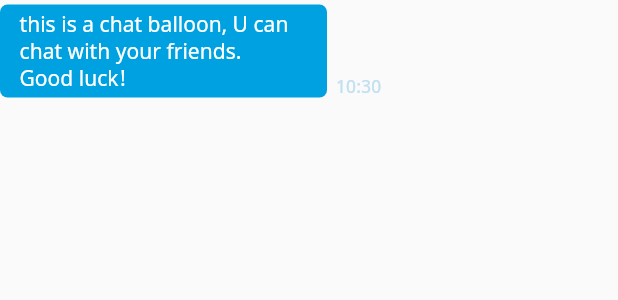
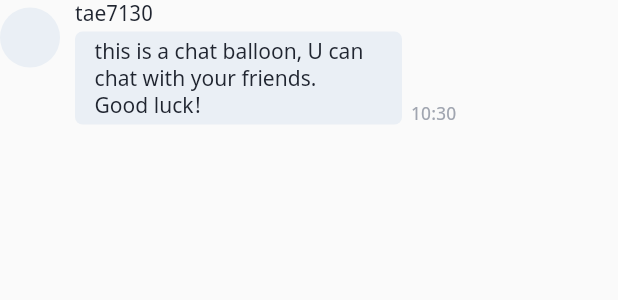
Before and after one commit to padong4284/padong-app, a Flutter app: the ChatBalloon widget shown alone on an empty page, opened directly, on a phone screen of 412 x 824 dp. Shown: the top 300 px of the screen. Run offline on Flutter 3.47's test engine with Material 2 defaults, Android fonts, the phone set to English and light mode, and no system bars; our stand-ins replace cloud_firestore, get_it; accounts and stored records are empty.

Commit message:
feat: ChatBalloon

```diff
--- a/lib/ui/views/sign/forgot_view.dart
+++ b/lib/ui/views/sign/forgot_view.dart
@@ -11,7 +11,7 @@ class ForgotView extends StatelessWidget {
     return SafePaddingTemplate(
         appBar: BackAppBar(title: 'tae7130'),
         children: [
-          ChatBalloon('0123')
+          ChatBalloon('0123'),
         ],
         floatingBottomBar: (_) =>
             BottomSender(BottomSenderType.CHAT));
--- a/lib/ui/widgets/tiles/chat_balloon.dart
+++ b/lib/ui/widgets/tiles/chat_balloon.dart
@@ -14,20 +14,39 @@ Map<String, dynamic> getMessageAPI(String id) {
 
 class ChatBalloon extends StatelessWidget {
   final String _id;
+  final bool hideTimestamp;
+  final bool hideSender;
   final Map<String, dynamic> chatMsg;
 
-  ChatBalloon(id)
+  ChatBalloon(id, {this.hideTimestamp = false, this.hideSender = false})
       : this._id = id,
         this.chatMsg = getMessageAPI(id);
 
   @override
   Widget build(BuildContext context) {
-    bool isMine = true;
+    bool isMine = false; // TODO: check owner == me
+    List<Widget> message = [this.messageBox(isMine)];
+    if (!this.hideTimestamp) message.add(this.timestamp(isMine));
     return Container(
         child: Row(
-      crossAxisAlignment: CrossAxisAlignment.end,
-      children: [this.messageBox(isMine), this.timestamp(isMine)],
-    ));
+            crossAxisAlignment: CrossAxisAlignment.start,
+            mainAxisAlignment:
+                isMine ? MainAxisAlignment.end : MainAxisAlignment.start,
+            children: [
+          isMine ? SizedBox.shrink() : this.sender(),
+          Column(crossAxisAlignment: CrossAxisAlignment.start, children: [
+            isMine || this.hideSender
+                ? SizedBox.shrink()
+                : Text(
+                    this.chatMsg['owner']['username'],
+                    style:
+                        AppTheme.getFont(color: AppTheme.colors.fontPalette[1]),
+                  ),
+            Row(
+                crossAxisAlignment: CrossAxisAlignment.end,
+                children: [...(isMine ? message.reversed : message)])
+          ])
+        ]));
   }
 
   Widget messageBox(bool isMine) {
@@ -51,9 +70,8 @@ class ChatBalloon extends StatelessWidget {
   }
 
   Widget timestamp(bool isMine) {
-    String hNm = this.chatMsg['createdAt'].hour.toString() +
-        ':' +
-        this.chatMsg['createdAt'].minute.toString();
+    String hNm =
+        this.chatMsg['createdAt'].toString().split(' ')[1].substring(0, 5);
     return Container(
         margin: const EdgeInsets.symmetric(horizontal: 6, vertical: 3),
         child: Text(hNm,
@@ -63,4 +81,13 @@ class ChatBalloon extends StatelessWidget {
                     : AppTheme.colors.fontPalette[3],
                 fontSize: AppTheme.fontSizes.small)));
   }
+
+  Widget sender() {
+    return Padding(
+        padding: const EdgeInsets.only(top: 5, right: 10),
+        child: this.hideSender
+            ? SizedBox(width: 40)
+            : UserProfileButton(
+                username: this.chatMsg['owner']['username'], size: 40));
+  }
 }
```
